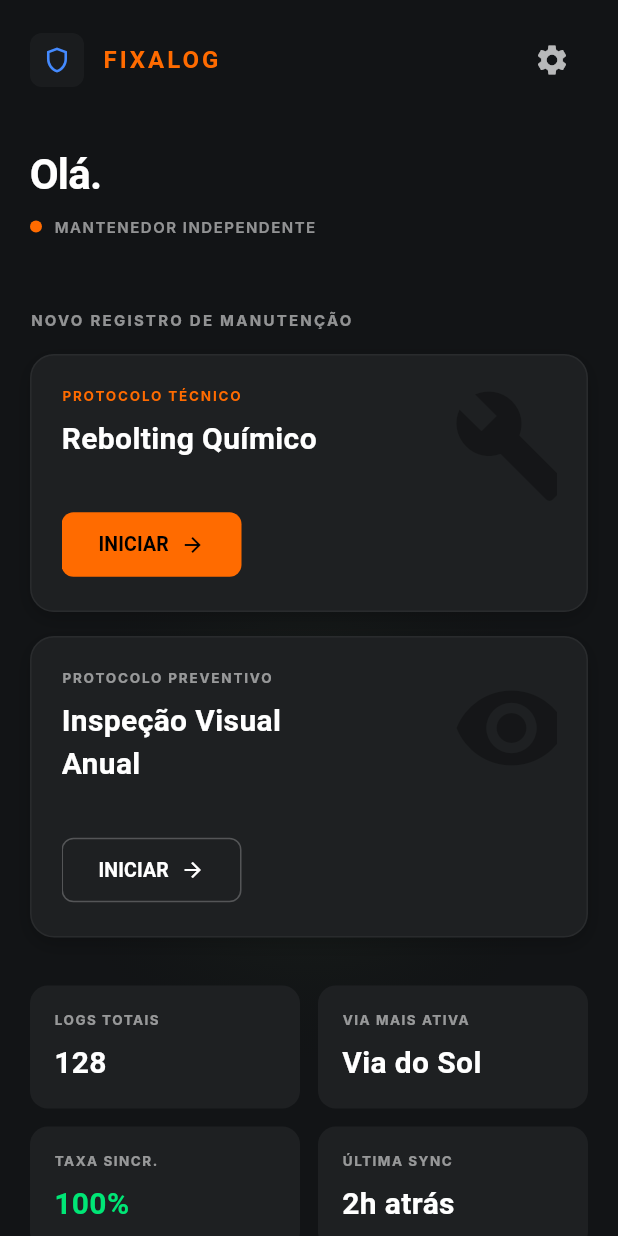
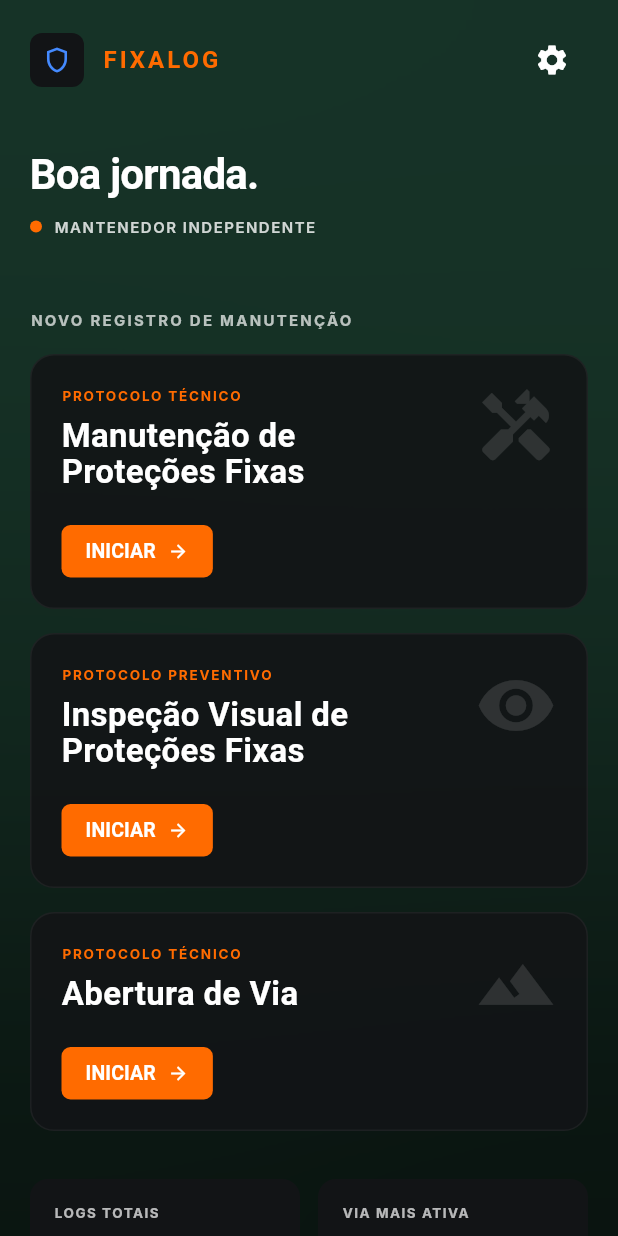
Before and after one commit to aresta-climb/fixalog, a Flutter app: the HomeScreen screen opened directly, on a phone screen of 412 x 824 dp. Run offline on Flutter 3.47's test engine with Material 3 defaults, Android fonts, the light colour scheme and no system bars; our stand-ins replace fixnum, flutter_riverpod, flutter_secure_storage, isar, pdf; missing offline and left inert: protobuf; accounts and stored records are empty; generated files the repository leaves out were written again; Roboto replaces fonts that are missing (Inter, SpaceGrotesk).

Commit message:
Página inicial com os botões feitos!

```diff
--- a/app/lib/features/home/views/home_screen.dart
+++ b/app/lib/features/home/views/home_screen.dart
@@ -1,3 +1,4 @@
+import 'dart:ui' as ui;
 import 'package:flutter/material.dart';
 import 'package:flutter_riverpod/flutter_riverpod.dart';
 import '../../wizard/views/wizard_screen.dart';
@@ -23,26 +24,57 @@ class HomeScreen extends ConsumerWidget {
         }
       }
     });
+
     return Scaffold(
-      backgroundColor: const Color(0xFF121416),
+      backgroundColor: const Color(0xFF060908),
       body: Stack(
         children: [
-          // Background Glow Effect
+          // 1. Camada de Gradiente de Base
+          Container(
+            decoration: const BoxDecoration(
+              gradient: LinearGradient(
+                begin: Alignment.topLeft,
+                end: Alignment.bottomRight,
+                colors: [
+                  Color(0xFF0A1F16),
+                  Color(0xFF060908),
+                ],
+              ),
+            ),
+          ),
+
+          // 2. Blobs de Cor (Grandes e sólidos para o Blur processar)
           Positioned(
-            top: MediaQuery.of(context).size.height * 0.4,
-            left: -100,
-            right: -100,
+            top: -150,
+            right: -150,
             child: Container(
-              height: 400,
+              width: 600,
+              height: 600,
               decoration: BoxDecoration(
+                color: const Color(0xFF1B3D2F).withOpacity(0.5),
                 shape: BoxShape.circle,
-                gradient: RadialGradient(
-                  colors: [
-                    const Color(0xFF4F6D44).withOpacity(0.15), // Moss Green glow
-                    Colors.transparent,
-                  ],
-                  stops: const [0.2, 1.0],
               ),
+            ),
+          ),
+          Positioned(
+            bottom: 100,
+            left: -200,
+            child: Container(
+              width: 800,
+              height: 800,
+              decoration: BoxDecoration(
+                color: const Color(0xFF1B3D2F).withOpacity(0.4),
+                shape: BoxShape.circle,
+              ),
+            ),
+          ),
+
+          // 3. Efeito de Desfoque Atmosférico (Elimina bandas de cor e bordas)
+          Positioned.fill(
+            child: ClipRect(
+              child: BackdropFilter(
+                filter: ui.ImageFilter.blur(sigmaX: 150, sigmaY: 150),
+                child: Container(color: Colors.transparent),
               ),
             ),
           ),
@@ -51,7 +83,7 @@ class HomeScreen extends ConsumerWidget {
             child: SingleChildScrollView(
               padding: const EdgeInsets.symmetric(horizontal: 20.0, vertical: 16.0),
               child: Column(
-                crossAxisAlignment: CrossAxisAlignment.start,
+                crossAxisAlignment: CrossAxisAlignment.stretch,
                 children: [
                   // App Bar / Header
                   Row(
@@ -62,7 +94,7 @@ class HomeScreen extends ConsumerWidget {
                           Container(
                             padding: const EdgeInsets.all(8),
                             decoration: BoxDecoration(
-                              color: const Color(0xFF1A1C1E),
+                              color: const Color(0xFF121416),
                               borderRadius: BorderRadius.circular(8),
                             ),
                             child: const Icon(Icons.shield_outlined, color: Colors.blueAccent, size: 20),
@@ -81,7 +113,7 @@ class HomeScreen extends ConsumerWidget {
                         ],
                       ),
                       IconButton(
-                        icon: const Icon(Icons.settings, color: Colors.white70),
+                        icon: const Icon(Icons.settings, color: Colors.white),
                         onPressed: () {},
                       ),
                     ],
@@ -90,7 +122,7 @@ class HomeScreen extends ConsumerWidget {
 
                   // Greeting Section
                   Text(
-                    firstName.isNotEmpty ? 'Olá, $firstName.' : 'Olá.',
+                    firstName.isNotEmpty ? 'Boa jornada, $firstName.' : 'Boa jornada.',
                     style: const TextStyle(
                       color: Colors.white,
                       fontFamily: 'SpaceGrotesk',
@@ -113,8 +145,8 @@ class HomeScreen extends ConsumerWidget {
                       const SizedBox(width: 8),
                       Text(
                         clubName,
-                        style: const TextStyle(
-                          color: Colors.white54,
+                        style: TextStyle(
+                          color: Colors.white.withOpacity(0.8),
                           fontSize: 10,
                           fontWeight: FontWeight.w600,
                           letterSpacing: 1.0,
@@ -125,10 +157,10 @@ class HomeScreen extends ConsumerWidget {
                   const SizedBox(height: 48),
 
                   // Section Title
-                  const Text(
+                  Text(
                     'NOVO REGISTRO DE MANUTENÇÃO',
                     style: TextStyle(
-                      color: Colors.white54,
+                      color: Colors.white.withOpacity(0.7),
                       fontSize: 10,
                       fontWeight: FontWeight.w700,
                       letterSpacing: 1.5,
@@ -141,9 +173,8 @@ class HomeScreen extends ConsumerWidget {
                     context: context,
                     tagText: 'PROTOCOLO TÉCNICO',
                     tagColor: const Color(0xFFFF6B00),
-                    title: 'Rebolting Químico',
-                    iconData: Icons.build,
-                    isPrimaryButton: true,
+                    title: 'Manutenção de\nProteções Fixas',
+                    iconData: Icons.handyman,
                     onTap: () {
                       Navigator.of(context).push(MaterialPageRoute(builder: (_) => const WizardScreen()));
                     },
@@ -152,10 +183,18 @@ class HomeScreen extends ConsumerWidget {
                   _buildProtocolCard(
                     context: context,
                     tagText: 'PROTOCOLO PREVENTIVO',
-                    tagColor: Colors.white54,
-                    title: 'Inspeção Visual\nAnual',
+                    tagColor: const Color(0xFFFF6B00),
+                    title: 'Inspeção Visual de\nProteções Fixas',
                     iconData: Icons.remove_red_eye,
-                    isPrimaryButton: false,
+                    onTap: () {},
+                  ),
+                  const SizedBox(height: 16),
+                  _buildProtocolCard(
+                    context: context,
+                    tagText: 'PROTOCOLO TÉCNICO',
+                    tagColor: const Color(0xFFFF6B00),
+                    title: 'Abertura de Via',
+                    iconData: Icons.terrain,
                     onTap: () {},
                   ),
                   const SizedBox(height: 32),
@@ -168,24 +207,16 @@ class HomeScreen extends ConsumerWidget {
                       Expanded(child: _buildStatCard('VIA MAIS ATIVA', 'Via do Sol', Colors.white)),
                     ],
                   ),
-                  const SizedBox(height: 12),
-                  Row(
-                    children: [
-                      Expanded(child: _buildStatCard('TAXA SINCR.', '100%', const Color(0xFF00E676))),
-                      const SizedBox(width: 12),
-                      Expanded(child: _buildStatCard('ÚLTIMA SYNC', '2h atrás', Colors.white)),
-                    ],
-                  ),
                   const SizedBox(height: 48),
 
                   // History Section
                   Row(
                     mainAxisAlignment: MainAxisAlignment.spaceBetween,
                     children: [
-                      const Text(
+                      Text(
                         'HISTÓRICO RECENTE',
                         style: TextStyle(
-                          color: Colors.white54,
+                          color: Colors.white.withOpacity(0.7),
                           fontSize: 10,
                           fontWeight: FontWeight.w700,
                           letterSpacing: 1.5,
@@ -204,6 +235,33 @@ class HomeScreen extends ConsumerWidget {
                       )
                     ],
                   ),
+                  const SizedBox(height: 16),
+                  _buildHistoryItem(
+                    title: 'Via do Sol',
+                    date: '12 OUT 2023',
+                    tag: 'QUÍMICO',
+                    tagColor: const Color(0xFFFF6B00).withOpacity(0.2),
+                    textColor: const Color(0xFFFF6B00),
+                    icon: Icons.cloud_outlined,
+                  ),
+                  const SizedBox(height: 12),
+                  _buildHistoryItem(
+                    title: 'Fenda do Pânico',
+                    date: '08 OUT 2023',
+                    tag: 'INSPEÇÃO',
+                    tagColor: Colors.white10,
+                    textColor: Colors.white70,
+                    icon: Icons.remove_red_eye_outlined,
+                  ),
+                  const SizedBox(height: 12),
+                  _buildHistoryItem(
+                    title: 'Cristal Rock',
+                    date: '25 SET 2023',
+                    tag: 'QUÍMICO',
+                    tagColor: const Color(0xFFFF6B00).withOpacity(0.2),
+                    textColor: const Color(0xFFFF6B00),
+                    icon: Icons.sync,
+                  ),
                 ],
               ),
             ),
@@ -213,43 +271,38 @@ class HomeScreen extends ConsumerWidget {
     );
   }
 
+  // Helper para o filtro de desfoque atmosférico
+  static final blurFilter = ui.ImageFilter.blur(sigmaX: 120, sigmaY: 120);
+
+  // Removido _buildGlowBlob original...
+
   Widget _buildProtocolCard({
     required BuildContext context,
     required String tagText,
     required Color tagColor,
     required String title,
     required IconData iconData,
-    required bool isPrimaryButton,
     required VoidCallback onTap,
   }) {
     return Container(
+      width: double.infinity,
       padding: const EdgeInsets.all(20),
       decoration: BoxDecoration(
-        color: const Color(0xFF1E2022), // Slightly lighter surface
+        color: const Color(0xFF121416).withOpacity(0.9),
         borderRadius: BorderRadius.circular(16),
         border: Border.all(color: Colors.white.withOpacity(0.05)),
-        boxShadow: [
-          BoxShadow(
-            color: Colors.black.withOpacity(0.2),
-            blurRadius: 10,
-            offset: const Offset(0, 4),
-          ),
-        ],
       ),
       child: Stack(
         children: [
-          // Background Icon Watermark
           Positioned(
-            right: -10,
+            right: 0,
             top: 0,
             child: Icon(
               iconData,
-              size: 80,
-              color: Colors.black.withOpacity(0.3),
+              size: 54,
+              color: Colors.white.withOpacity(0.12), // Mais claro conforme pedido
             ),
           ),
-
-          // Content
           Column(
             crossAxisAlignment: CrossAxisAlignment.start,
             children: [
@@ -267,49 +320,32 @@ class HomeScreen extends ConsumerWidget {
                 title,
                 style: const TextStyle(
                   fontFamily: 'SpaceGrotesk',
-                  fontSize: 20,
+                  fontSize: 22,
                   fontWeight: FontWeight.bold,
                   color: Colors.white,
+                  height: 1.1,
                 ),
               ),
-              const SizedBox(height: 32),
-
+              const SizedBox(height: 24),
               Align(
-                alignment: Alignment.centerLeft,
-                child: isPrimaryButton
-                    ? ElevatedButton(
+                alignment: Alignment.centerLeft, // Mantém botão pequeno
+                child: ElevatedButton(
                   onPressed: onTap,
                   style: ElevatedButton.styleFrom(
                     backgroundColor: const Color(0xFFFF6B00),
-                          foregroundColor: Colors.black,
-                          padding: const EdgeInsets.symmetric(horizontal: 24, vertical: 12),
-                          shape: RoundedRectangleBorder(borderRadius: BorderRadius.circular(8)),
-                          minimumSize: const Size(120, 40),
+                    foregroundColor: Colors.white,
+                    padding: const EdgeInsets.symmetric(horizontal: 16, vertical: 8),
+                    shape: RoundedRectangleBorder(borderRadius: BorderRadius.circular(6)),
+                    elevation: 0,
+                    minimumSize: Size.zero,
+                    tapTargetSize: MaterialTapTargetSize.shrinkWrap,
                   ),
                   child: const Row(
                     mainAxisSize: MainAxisSize.min,
                     children: [
                       Text('INICIAR', style: TextStyle(fontWeight: FontWeight.bold, fontSize: 13)),
                       SizedBox(width: 8),
-                            Icon(Icons.arrow_forward, size: 16),
-                          ],
-                        ),
-                      )
-                    : OutlinedButton(
-                        onPressed: onTap,
-                        style: OutlinedButton.styleFrom(
-                          side: const BorderSide(color: Colors.white24),
-                          foregroundColor: Colors.white,
-                          padding: const EdgeInsets.symmetric(horizontal: 24, vertical: 12),
-                          shape: RoundedRectangleBorder(borderRadius: BorderRadius.circular(8)),
-                          minimumSize: const Size(120, 40),
-                        ),
-                        child: const Row(
-                          mainAxisSize: MainAxisSize.min,
-                          children: [
-                            Text('INICIAR', style: TextStyle(fontWeight: FontWeight.bold, fontSize: 13)),
-                            SizedBox(width: 8),
-                            Icon(Icons.arrow_forward, size: 16),
+                      Icon(Icons.arrow_forward, size: 14),
                     ],
                   ),
                 ),
@@ -325,7 +361,7 @@ class HomeScreen extends ConsumerWidget {
     return Container(
       padding: const EdgeInsets.all(16),
       decoration: BoxDecoration(
-        color: const Color(0xFF1E2022),
+        color: const Color(0xFF121416),
         borderRadius: BorderRadius.circular(12),
       ),
       child: Column(
@@ -333,8 +369,8 @@ class HomeScreen extends ConsumerWidget {
         children: [
           Text(
             label,
-            style: const TextStyle(
-              color: Colors.white54,
+            style: TextStyle(
+              color: Colors.white.withOpacity(0.7), // Mais claro
               fontSize: 9,
               fontWeight: FontWeight.bold,
               letterSpacing: 1.0,
@@ -354,4 +390,77 @@ class HomeScreen extends ConsumerWidget {
       ),
     );
   }
+
+  Widget _buildHistoryItem({
+    required String title,
+    required String date,
+    required String tag,
+    required Color tagColor,
+    required Color textColor,
+    required IconData icon,
+  }) {
+    return Container(
+      padding: const EdgeInsets.all(16),
+      decoration: BoxDecoration(
+        color: const Color(0xFF121416),
+        borderRadius: BorderRadius.circular(12),
+      ),
+      child: Row(
+        children: [
+          Container(
+            padding: const EdgeInsets.all(10),
+            decoration: BoxDecoration(
+              color: Colors.black,
+              borderRadius: BorderRadius.circular(8),
+            ),
+            child: const Icon(Icons.history, color: Color(0xFFFF6B00), size: 18),
+          ),
+          const SizedBox(width: 16),
+          Expanded(
+            child: Column(
+              crossAxisAlignment: CrossAxisAlignment.start,
+              children: [
+                Text(
+                  title,
+                  style: const TextStyle(
+                    color: Colors.white,
+                    fontWeight: FontWeight.bold,
+                    fontSize: 15,
+                  ),
+                ),
+                const SizedBox(height: 4),
+                Row(
+                  children: [
+                    Text(
+                      date,
+                      style: TextStyle(
+                        color: Colors.white.withOpacity(0.6), // Mais claro
+                        fontSize: 10,
+                        fontWeight: FontWeight.bold,
+                      ),
+                    ),
+                    const SizedBox(width: 8),
+                    Container(
+                      padding: const EdgeInsets.symmetric(horizontal: 6, vertical: 2),
+                      decoration: BoxDecoration(
+                        color: tagColor,
+                        borderRadius: BorderRadius.circular(4),
+                      ),
+                      child: Text(
+                        tag,
+                        style: TextStyle(color: textColor, fontSize: 8, fontWeight: FontWeight.bold),
+                      ),
+                    ),
+                  ],
+                ),
+              ],
+            ),
+          ),
+          const Icon(Icons.cloud_done_outlined, color: Color(0xFF4F6D44), size: 16),
+          const SizedBox(width: 12),
+          const Icon(Icons.chevron_right, color: Colors.white24),
+        ],
+      ),
+    );
   }
+}
```
Lines whose indentation alone changed are shown as unchanged.
